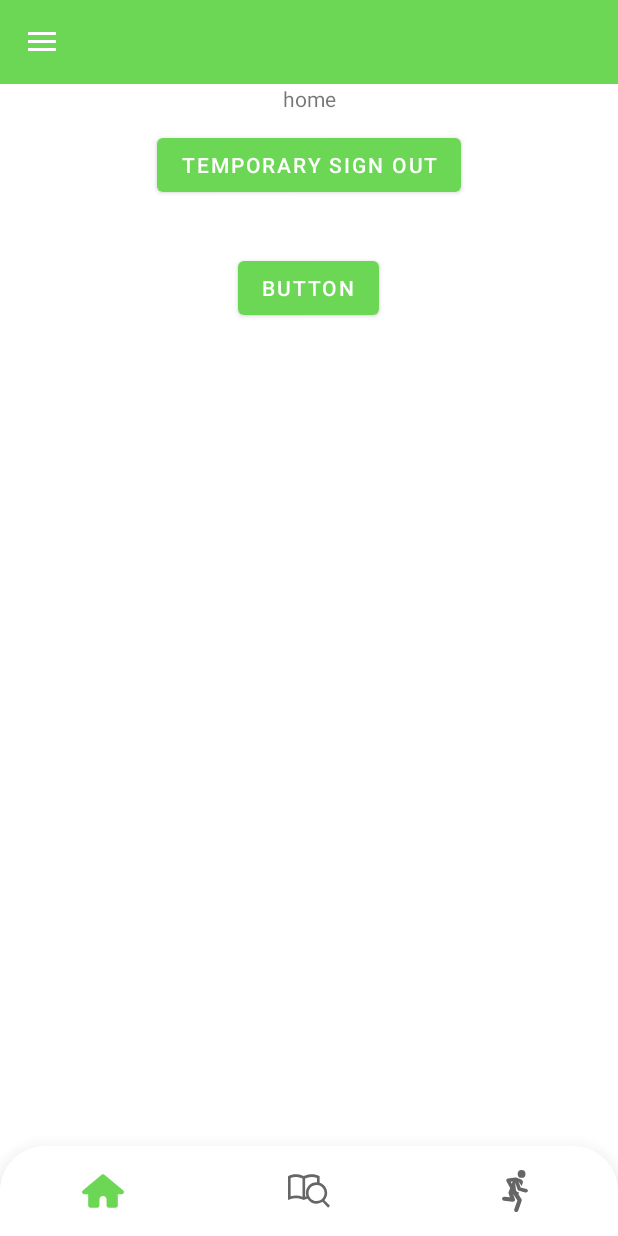
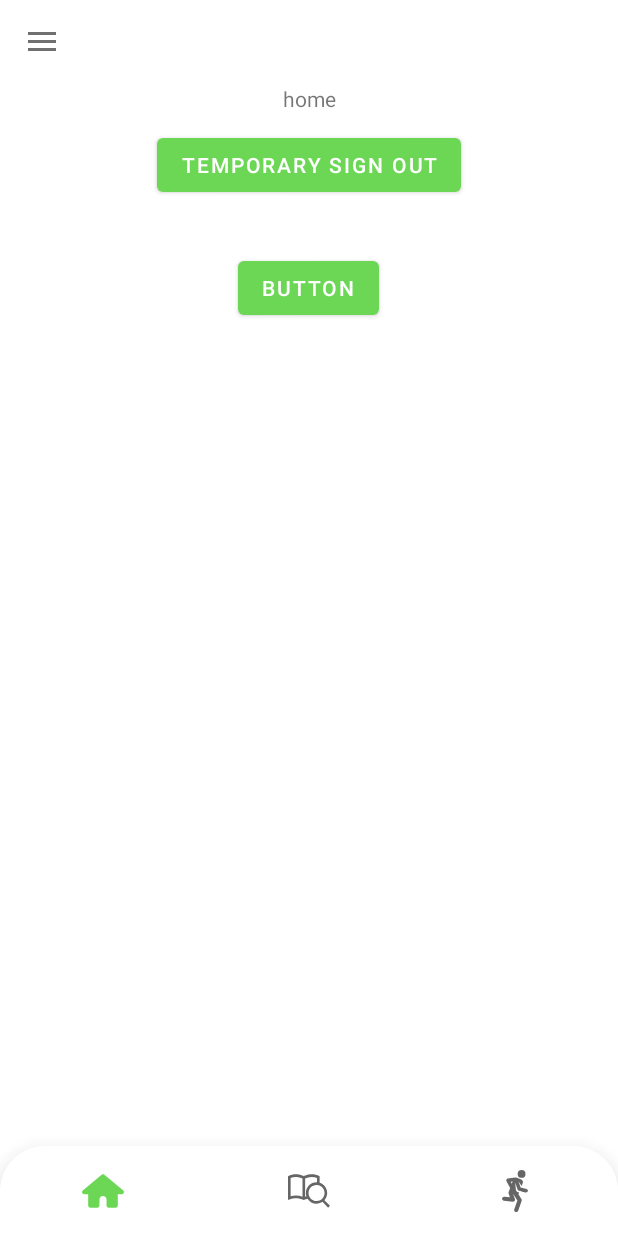
Before and after one commit to timliau/LaceAid, an Android app: the MainActivity screen opened directly, with no data from a screen before it, on a phone screen of 412 x 824 dp. Run offline under Robolectric (Android 15) with nearby library versions, the phone set to English and light mode, and no system bars; our stand-ins replace Firebase (no records; nobody signed in at launch, a user with empty details on screens opened directly), navigation-ui.

Commit message:
changed burger's colour

```diff
--- a/app/src/main/res/layout/activity_main.xml
+++ b/app/src/main/res/layout/activity_main.xml
@@ -29,7 +29,7 @@
                 android:id="@+id/toolbar"
                 android:layout_width="match_parent"
                 android:layout_height="0dp"
-                android:background="@color/primary"
+                android:background="?attr/colorOnPrimary"
                 android:minHeight="?attr/actionBarSize"
                 android:theme="?attr/actionBarTheme"
                 app:layout_constraintEnd_toEndOf="parent"
--- a/app/src/main/res/values-night/themes.xml
+++ b/app/src/main/res/values-night/themes.xml
@@ -11,10 +11,11 @@
         <item name="colorOnSecondary">@color/black</item>
         <!-- Status bar color. -->
         <item name="android:statusBarColor" tools:targetApi="l">@color/secondary</item>
+
         <!-- Customize your theme here. -->
         <item name="windowNoTitle">true</item>
         <item name="windowActionBar">false</item>
-
+        <item name="drawerArrowStyle">@style/ToolbarTheme</item>
     </style>
 
     <style name="EditTextTheme" parent="Theme.AppCompat.Light.DarkActionBar">
@@ -24,9 +25,11 @@
         <item name="android:textColorHighlight">@color/primary_op</item>
     </style>
 
-    <style name="ToolbarTheme" parent="@style/ThemeOverlay.AppCompat.ActionBar">
+    <style name="ToolbarTheme" parent="@style/Widget.AppCompat.DrawerArrowToggle">
         <!-- Customize color of navigation drawer icon and back arrow -->
         <!--item name="colorControlNormal">@color/toolbar_color_control_normal</item-->
         <!--item name="android:homeAsUpIndicator">@drawable/back_button_image</item-->
+        <item name="spinBars">true</item>
+        <item name="color">@color/dark_grey</item>
     </style>
 </resources>
--- a/app/src/main/res/values-v23/themes.xml
+++ b/app/src/main/res/values-v23/themes.xml
@@ -13,10 +13,12 @@
         <!-- Status bar color. -->
         <item name="android:statusBarColor">@color/white</item>
         <item name="android:windowLightStatusBar">true</item>
+
         <!-- Customize your theme here. -->
         <!-- Hide title and action bar -->
         <item name="windowNoTitle">true</item>
         <item name="windowActionBar">false</item>
+        <item name="drawerArrowStyle">@style/ToolbarTheme</item>
     </style>
 
     <style name="EditTextTheme" parent="Theme.AppCompat.Light.DarkActionBar">
@@ -26,9 +28,11 @@
         <item name="android:textColorHighlight">@color/primary_op</item>
     </style>
 
-    <style name="ToolbarTheme" parent="@style/ThemeOverlay.AppCompat.ActionBar">
+    <style name="ToolbarTheme" parent="@style/Widget.AppCompat.DrawerArrowToggle">
         <!-- Customize color of navigation drawer icon and back arrow -->
         <!--item name="colorControlNormal">@color/toolbar_color_control_normal</item-->
         <!--item name="android:homeAsUpIndicator">@drawable/back_button_image</item-->
+        <item name="spinBars">true</item>
+        <item name="color">@color/dark_grey</item>
     </style>
 </resources>
--- a/app/src/main/res/values/themes.xml
+++ b/app/src/main/res/values/themes.xml
@@ -11,10 +11,13 @@
         <item name="colorOnSecondary">@color/black</item>
         <!-- Status bar color. -->
         <item name="android:statusBarColor" tools:targetApi="l">@color/white</item>
+
         <!-- Customize your theme here. -->
         <!-- Hide title and action bar -->
         <item name="windowNoTitle">true</item>
         <item name="windowActionBar">false</item>
+        <!-- change toolbar icon's colour -->
+        <item name="drawerArrowStyle">@style/ToolbarTheme</item>
     </style>
 
     <style name="EditTextTheme" parent="Theme.AppCompat.Light.DarkActionBar">
@@ -24,10 +27,12 @@
         <item name="android:textColorHighlight">@color/primary_op</item>
     </style>
 
-    <style name="ToolbarTheme" parent="@style/ThemeOverlay.AppCompat.ActionBar">
+    <style name="ToolbarTheme" parent="@style/Widget.AppCompat.DrawerArrowToggle">
         <!-- Customize color of navigation drawer icon and back arrow -->
         <!--item name="colorControlNormal">@color/toolbar_color_control_normal</item-->
         <!--item name="android:homeAsUpIndicator">@drawable/back_button_image</item-->
+        <item name="spinBars">true</item>
+        <item name="color">@color/dark_grey</item>
     </style>
 
     <!--
```
